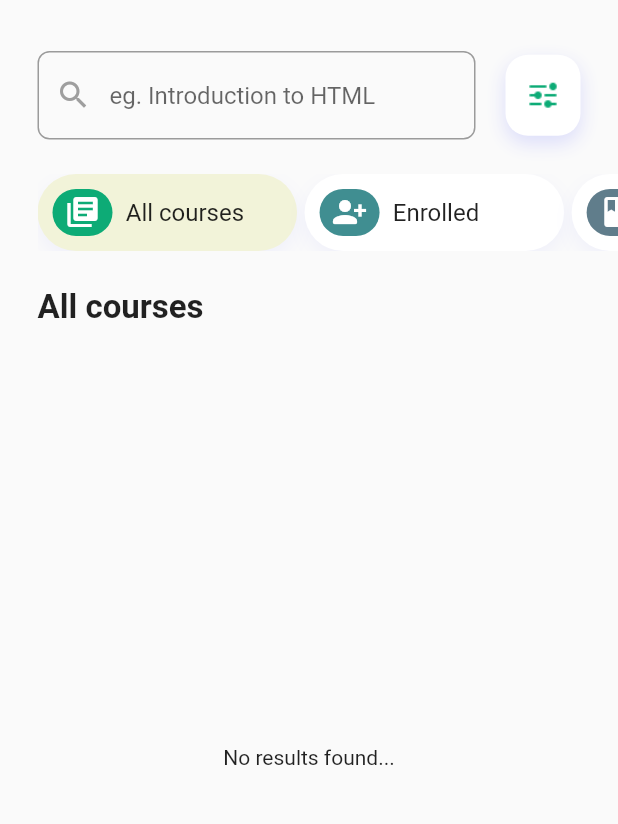
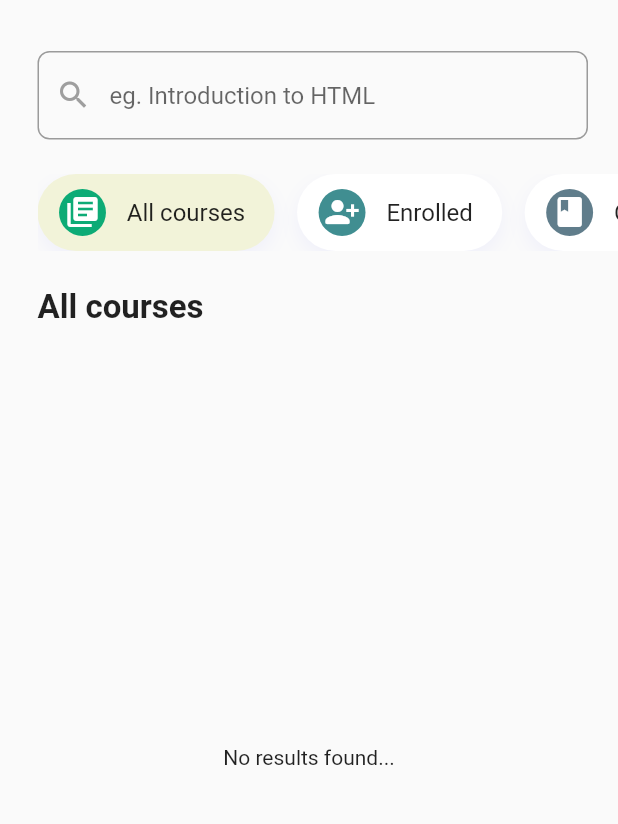
Before and after one commit to PAU-Course-Selection/course-select, a Flutter app: the MyCourses screen opened by its route, on a phone screen of 412 x 824 dp, the part 63-887 px from its top. Run offline on Flutter 3.47's test engine with Material 2 defaults, Android fonts, the phone set to English and light mode, and no system bars; our stand-ins replace bottom_navy_bar, cached_network_image, cloud_firestore, firebase_auth, firebase_core, firebase_storage and 15 more; accounts and stored records are empty; network calls fail.

Commit message:
remove filter button on courses page tidy category pills
Signed-off-by: Kenn <kakomea@yahoo.com>

```diff
--- a/lib/screens/my_courses_page.dart
+++ b/lib/screens/my_courses_page.dart
@@ -383,10 +383,7 @@
                     const SizedBox(
                       height: 20.0,
                     ),
-                    Row(
-                      children: [
-                        Expanded(
-                          child: SizedBox(
+                    SizedBox(
                       child: Padding(
                         padding:
                             const EdgeInsets.only(left: 25.0, right: 20),
@@ -411,33 +408,6 @@
                               focusColor: kPrimaryColour),
                         ),
                       ),
-                          ),
-                        ),
-                        Padding(
-                          padding: const EdgeInsets.only(right: 25.0),
-                          child: FilterButton(
-                            isFilterVisible: homePageNotifier.isFilterVisible,
-                            onPressed: () {
-                              homePageNotifier.isFilterVisible =
-                                  !homePageNotifier.isFilterVisible;
-
-                              showCupertinoModalBottomSheet(
-                                duration: const Duration(milliseconds: 100),
-                                topRadius: const Radius.circular(20),
-                                barrierColor: Colors.black54,
-                                elevation: 8,
-                                context: context,
-                                builder: (context) => SizedBox(
-                                    height: MediaQuery.of(context).size.height *
-                                        0.7,
-                                    child:
-                                        const Material(child: FilterSheet())),
-                              ).whenComplete(() =>
-                                  homePageNotifier.isFilterVisible = false);
-                            },
-                          ),
-                        ),
-                      ],
                     ),
                     const SizedBox(
                       height: 15.0,
--- a/lib/shared_widgets/category_button.dart
+++ b/lib/shared_widgets/category_button.dart
@@ -1,4 +1,5 @@
 import 'package:flutter/cupertino.dart';
+import 'package:flutter/material.dart';
 import 'package:flutter_screenutil/flutter_screenutil.dart';
 
 class CategoryButton extends StatefulWidget {
@@ -44,19 +45,13 @@
         width: screenWidth * 0.42,
         child: Row(
           children:  [
-            Container(
-                width: 40,
-                height: 40,
-                decoration: BoxDecoration(
-                    color: widget.iconBgColour,
-                    borderRadius: BorderRadius.circular(50)
-                ),
+            CircleAvatar(
+                backgroundColor: widget.iconBgColour,
+                radius: 20,
                 child: Icon(widget.icon, color: widget.iconColour,)),
-            Expanded(
-              child: Padding(
-                padding: EdgeInsets.only(left: 10.h),
-                child: Text(widget.text, style: const TextStyle( fontSize: 16, fontFamily: 'Roboto')),
-              ),
+            Padding(
+              padding: EdgeInsets.only(left: 10.w,),
+              child: Text(widget.text, style: const TextStyle( fontSize: 16, fontFamily: 'Roboto')),
             )
           ],
         ),
--- /dev/null
+++ b/lib/shared_widgets/category_pill.dart
@@ -0,0 +1,63 @@
+import 'package:flutter/cupertino.dart';
+import 'package:flutter/material.dart';
+import 'package:flutter_screenutil/flutter_screenutil.dart';
+
+class CategoryPill extends StatefulWidget {
+  final Color bgColour;
+  final Color iconBgColour;
+  final IconData icon;
+  final Color iconColour;
+  final String text;
+  final Function onTap;
+  const CategoryPill({
+    Key? key, required this.bgColour, required this.iconBgColour, required this.icon, required this.iconColour, required this.text, required this.onTap
+
+  }) : super(key: key);
+
+  @override
+  State<CategoryPill> createState() => _CategoryButtonState();
+}
+
+class _CategoryButtonState extends State<CategoryPill> {
+  @override
+  Widget build(BuildContext context) {
+    double screenWidth = MediaQuery.of(context).size.width;
+    return GestureDetector(
+      onTap: ()=> widget.onTap.call(),
+      child: Padding(
+        padding: const EdgeInsets.only(right: 10.0),
+        child: Container(
+          decoration: BoxDecoration(
+              color: widget.bgColour,
+              borderRadius: BorderRadius.circular(30),
+              boxShadow: const [
+                BoxShadow(
+                    color: Color.fromRGBO(143, 148, 251, .1),
+                    blurRadius: 10.0,
+                    offset: Offset(0, 5)
+                ),
+                BoxShadow(
+                    color: Color.fromRGBO(143, 148, 251, .0),
+                    blurRadius: 10.0,
+                    offset: Offset(0, 5)
+                )
+              ]
+          ),
+          padding: const EdgeInsets.all(10),
+          child: Row(
+            children:  [
+              CircleAvatar(
+                backgroundColor: widget.iconBgColour,
+                  radius: 20,
+                  child: Icon(widget.icon, color: widget.iconColour,)),
+              Padding(
+                padding: EdgeInsets.only(left: 10.w, right: 10.w),
+                child: Text(widget.text, style: const TextStyle( fontSize: 16, fontFamily: 'Roboto')),
+              )
+            ],
+          ),
+        ),
+      ),
+    );
+  }
+}
--- a/lib/shared_widgets/courses_filter.dart
+++ b/lib/shared_widgets/courses_filter.dart
@@ -1,4 +1,5 @@
 import 'package:course_select/screens/search_sheet.dart';
+import 'package:course_select/shared_widgets/category_pill.dart';
 import 'package:flutter/material.dart';
 import 'package:flutter_screenutil/flutter_screenutil.dart';
 import 'package:modal_bottom_sheet/modal_bottom_sheet.dart';
@@ -46,7 +47,7 @@
     List<Widget> cats = [
       Padding(
         padding: const EdgeInsets.only(right: 5.0),
-        child: CategoryButton(
+        child: CategoryPill(
           bgColour: homePageNotifier.tabIndex ==0? kSelected:Colors.white,
           iconBgColour: kPrimaryColour,
           icon: Icons.library_books,
@@ -66,7 +67,7 @@
       ),
       Padding(
         padding: const EdgeInsets.only(right: 5.0),
-        child: CategoryButton(
+        child: CategoryPill(
           bgColour: homePageNotifier.tabIndex ==1? kSelected:Colors.white,
           iconBgColour: kTeal,
           icon: Icons.person_add_alt_1_rounded,
@@ -86,7 +87,7 @@
       ),
       Padding(
         padding: const EdgeInsets.only(right: 5.0),
-        child: CategoryButton(
+        child: CategoryPill(
           bgColour: homePageNotifier.tabIndex ==2? kSelected: Colors.white,
           iconBgColour: Colors.blueGrey,
           icon: Icons.class_rounded,
@@ -108,7 +109,7 @@
       ),
       Padding(
         padding: const EdgeInsets.only(right: 5.0),
-        child: CategoryButton(
+        child: CategoryPill(
           bgColour: homePageNotifier.tabIndex == 3? kSelected: Colors.white,
           iconBgColour: Colors.blueAccent,
           icon: Icons.check_circle_rounded,
```
Lines whose indentation alone changed are shown as unchanged.
